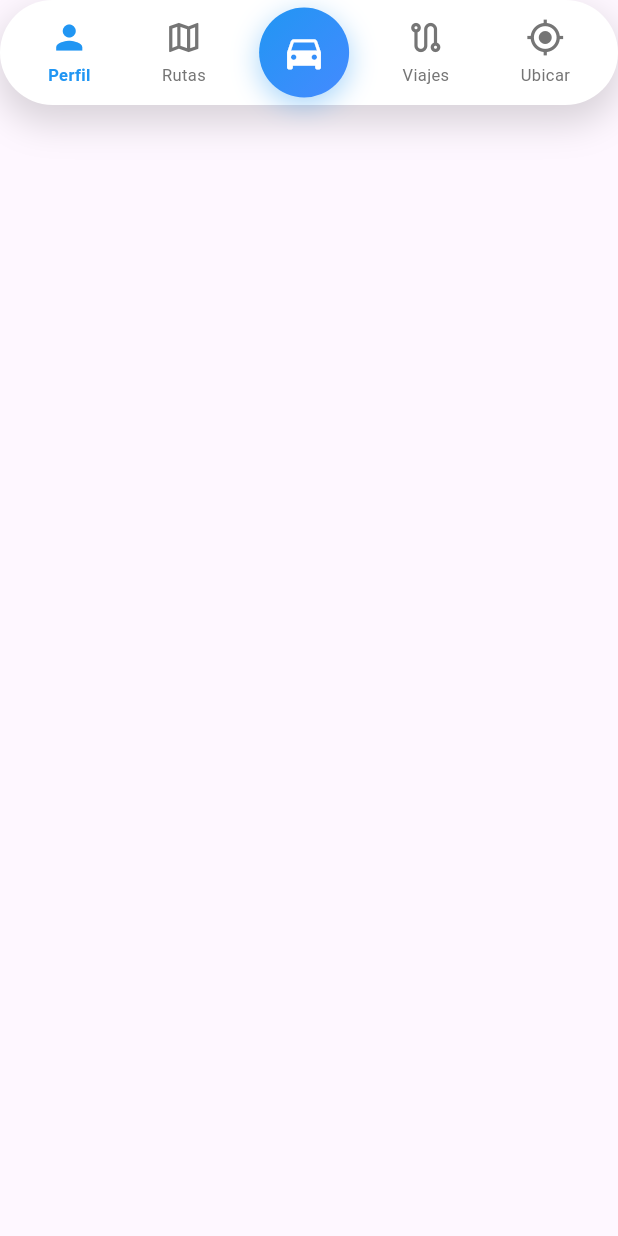
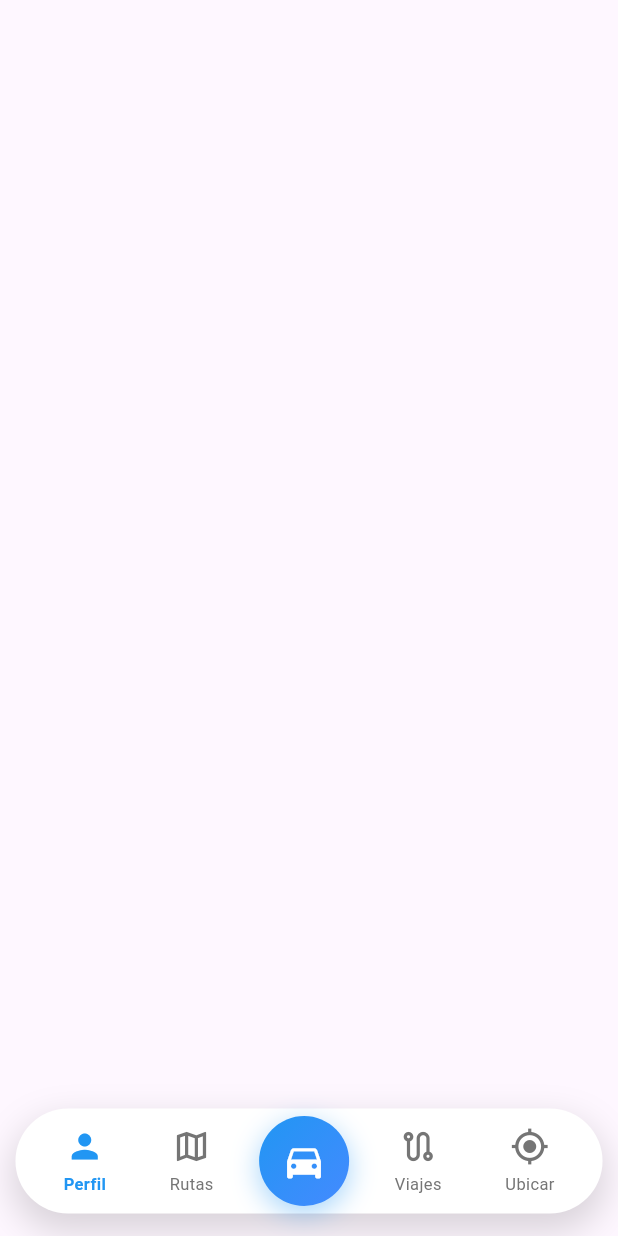
Before and after one commit to arnau-avson/speed_drive, a Flutter app: the CustomBottomNavigationBar widget shown alone on an empty page, opened directly with empty values, on a phone screen of 412 x 824 dp. Run offline on Flutter 3.47's test engine with Material 3 defaults, Android fonts, the light colour scheme and no system bars; our stand-ins replace flutter_map, geolocator, latlong2.

Commit message:
Nueva vista principal

```diff
--- a/lib/components/bottom_navigation_bar.dart
+++ b/lib/components/bottom_navigation_bar.dart
@@ -22,11 +22,12 @@
   Widget build(BuildContext context) {
     final screenWidth = MediaQuery.of(context).size.width;
 
-    return Positioned(
-      bottom: 20,
-      left: screenWidth * 0.05, // 5% de margen en cada lado
-      right: screenWidth * 0.05,
+    return Align(
+      alignment: Alignment.bottomCenter,
+      child: Padding(
+        padding: const EdgeInsets.only(bottom: 15), // Ajustar el margen inferior a 15
         child: Container(
+          width: screenWidth * 0.95, // 95% del ancho de la pantalla
           height: 70,
           decoration: BoxDecoration(
             color: Colors.white,
@@ -75,6 +76,7 @@
                   onPressed: onCenterPressed,
                 ),
               ],
+            ),
           ),
         ),
       ),
--- a/lib/main.dart
+++ b/lib/main.dart
@@ -217,12 +217,6 @@
   Widget build(BuildContext context) {
     return Scaffold(
       body: _buildBody(),
-      bottomNavigationBar: CustomBottomNavigationBar(
-        onProfilePressed: _navigateToUserProfile,
-        onRoutesPressed: _navigateToGlobalRoutes,
-        onPlayPressed: _onPlayPressed,
-        onCenterPressed: _centerOnLocation,
-      ),
       floatingActionButtonLocation: FloatingActionButtonLocation.centerDocked,
     );
   }
@@ -318,10 +312,11 @@
     // Mapa con ubicación
     return Stack(
       children: [
+        // Mapa en el fondo
         FlutterMap(
           mapController: _mapController,
           options: MapOptions(
-            initialCenter: _currentPosition!,
+            initialCenter: _currentPosition ?? LatLng(0, 0), // Fallback si _currentPosition es null
             initialZoom: 16.0,
             minZoom: 3.0,
             maxZoom: 18.0,
@@ -337,140 +332,59 @@
             ),
           ],
         ),
-        // Marcador de ubicación (centrado en el mapa)
-        Center(
-          child: Column(
-            mainAxisSize: MainAxisSize.min,
-            children: [
-              Container(
-                width: 60,
-                height: 60,
-                decoration: BoxDecoration(
-                  shape: BoxShape.circle,
-                  color: _hasGpsSignal
-                      ? Colors.blue.withOpacity(0.2)
-                      : Colors.grey.withOpacity(0.2),
-                  border: Border.all(
-                    color: _hasGpsSignal ? Colors.blue : Colors.grey,
-                    width: 3,
-                  ),
-                ),
-                child: Icon(
-                  Icons.navigation,
-                  color: _hasGpsSignal ? Colors.blue : Colors.grey,
-                  size: 30,
-                ),
-              ),
-              const SizedBox(height: 8),
-              Container(
-                padding: const EdgeInsets.symmetric(
-                  horizontal: 12,
-                  vertical: 6,
-                ),
-                decoration: BoxDecoration(
-                  color: _hasGpsSignal ? Colors.black87 : Colors.grey,
-                  borderRadius: BorderRadius.circular(20),
-                ),
-                child: Text(
-                  _hasGpsSignal ? 'Tu ubicación' : 'Sin señal',
-                  style: const TextStyle(
-                    color: Colors.white,
-                    fontSize: 12,
-                    fontWeight: FontWeight.w500,
-                  ),
-                ),
-              ),
-            ],
-          ),
-        ),
-        // Panel de información GPS
+        // Indicador de señal GPS centrado horizontalmente en la parte superior
         Positioned(
-          top: 50,
-          left: 16,
-          right: 16,
-          child: AnimatedContainer(
-            duration: const Duration(milliseconds: 300),
-            padding: const EdgeInsets.all(12),
+          top: 40,
+          left: MediaQuery.of(context).size.width * 0.1, // 10% de margen a cada lado
+          child: Container(
+            width: MediaQuery.of(context).size.width * 0.8, // 80% del ancho de la pantalla
+            padding: const EdgeInsets.symmetric(horizontal: 16, vertical: 12),
             decoration: BoxDecoration(
               color: _hasGpsSignal ? Colors.green : Colors.red,
-              borderRadius: BorderRadius.circular(12),
+              borderRadius: BorderRadius.circular(20),
               boxShadow: [
                 BoxShadow(
                   color: Colors.black.withOpacity(0.1),
-                  blurRadius: 8,
-                  offset: const Offset(0, 2),
+                  blurRadius: 10,
+                  offset: const Offset(0, 4),
                 ),
               ],
             ),
-            child: Column(
-              crossAxisAlignment: CrossAxisAlignment.start,
+            child: Row(
+              mainAxisSize: MainAxisSize.min,
               children: [
-                Row(
-                  children: [
-                    Icon(
-                      _hasGpsSignal ? Icons.gps_fixed : Icons.gps_off,
-                      color: Colors.white,
-                      size: 20,
-                    ),
-                    const SizedBox(width: 8),
-                    Text(
-                      _hasGpsSignal
-                          ? 'Señal GPS obtenida'
-                          : 'Señal GPS no disponible',
-                      style: const TextStyle(
-                        color: Colors.white,
-                        fontWeight: FontWeight.bold,
-                        fontSize: 14,
-                      ),
-                    ),
-                  ],
+                Container(
+                  width: 8,
+                  height: 8,
+                  decoration: const BoxDecoration(
+                    color: Colors.white,
+                    shape: BoxShape.circle,
+                  ),
                 ),
-                const SizedBox(height: 8),
-                Container(
-                  padding: const EdgeInsets.all(12),
-                  decoration: BoxDecoration(
+                const SizedBox(width: 8),
+                Text(
+                  _hasGpsSignal ? 'Señal GPS activa' : 'Sin señal GPS',
+                  style: const TextStyle(
                     color: Colors.white,
-                    borderRadius: BorderRadius.circular(8),
-                  ),
-                  child: Row(
-                    mainAxisAlignment: MainAxisAlignment.spaceBetween,
-                    children: [
-                      Column(
-                        crossAxisAlignment: CrossAxisAlignment.start,
-                        children: [
-                          Text(
-                            _getElapsedTime(),
-                            style: const TextStyle(
-                              fontSize: 18,
-                              fontWeight: FontWeight.bold,
-                            ),
-                          ),
-                          const Text(
-                            'Duración',
-                            style: TextStyle(fontSize: 12, color: Colors.grey),
-                          ),
-                        ],
-                      ),
-                      Column(
-                        crossAxisAlignment: CrossAxisAlignment.end,
-                        children: [
-                          Text(
-                            '${_totalDistance.toStringAsFixed(2)} km',
-                            style: const TextStyle(
-                              fontSize: 18,
-                              fontWeight: FontWeight.bold,
-                            ),
-                          ),
-                          const Text(
-                            'Distancia',
-                            style: TextStyle(fontSize: 12, color: Colors.grey),
-                          ),
-                        ],
-                      ),
-                    ],
+                    fontWeight: FontWeight.bold,
+                    fontSize: 14,
                   ),
                 ),
               ],
+            ),
+          ),
+        ),
+        // Menú inferior flotante
+        Align(
+          alignment: Alignment.bottomCenter,
+          child: Padding(
+            padding: const EdgeInsets.only(bottom: 10),
+            child: CustomBottomNavigationBar(
+              onProfilePressed: _navigateToUserProfile,
+              onRoutesPressed: _navigateToGlobalRoutes,
+              onPlayPressed: _onPlayPressed,
+              onCenterPressed: _centerOnLocation,
+              selectedIndex: 0, // Cambiar según sea necesario
             ),
           ),
         ),
```
Lines whose indentation alone changed are shown as unchanged.
